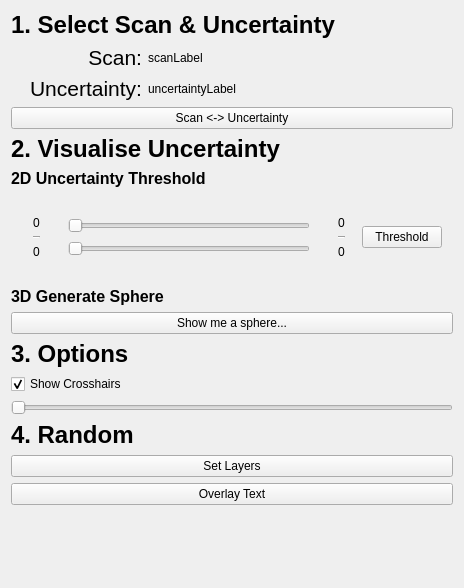
This is Sams_Project/Plugins/com.sam.finalyearproject/src/internal/Sams_ViewControls.ui in bonzo45/Final-Year-Project as Qt 5 draws it before an edit. The edited form follows.
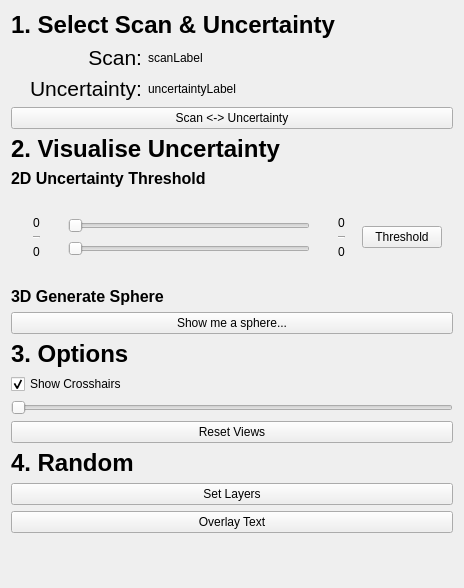
This is the edited form. Custom widgets are drawn as their Qt base class.

Commit message: Reset Views works... yay :-)

```diff
--- a/Sams_Project/Plugins/com.sam.finalyearproject/src/internal/Sams_ViewControls.ui
+++ b/Sams_Project/Plugins/com.sam.finalyearproject/src/internal/Sams_ViewControls.ui
@@ -330,6 +330,13 @@
      </property>
     </widget>
    </item>
+   <item>
+    <widget class="QPushButton" name="buttonResetViews">
+     <property name="text">
+      <string>Reset Views</string>
+     </property>
+    </widget>
+   </item>
    <item>
     <widget class="QLabel" name="label4">
      <property name="font">
```
The commit also changes 2 other files.
